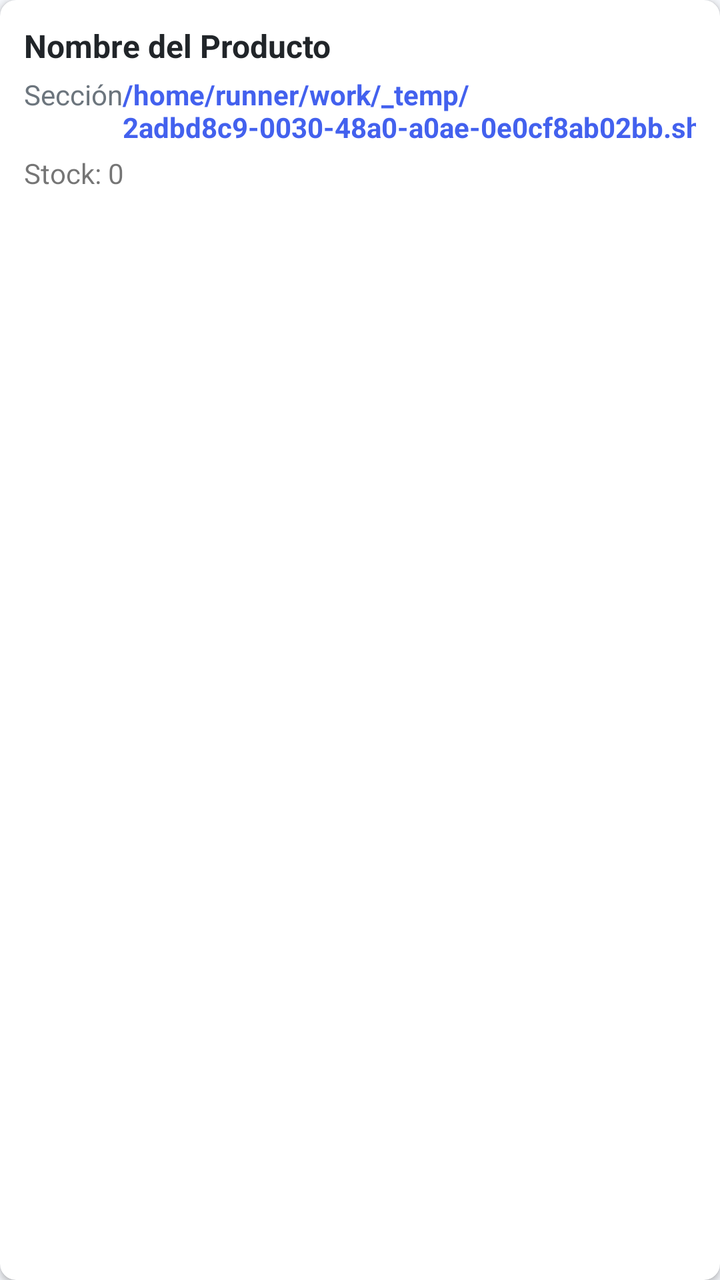
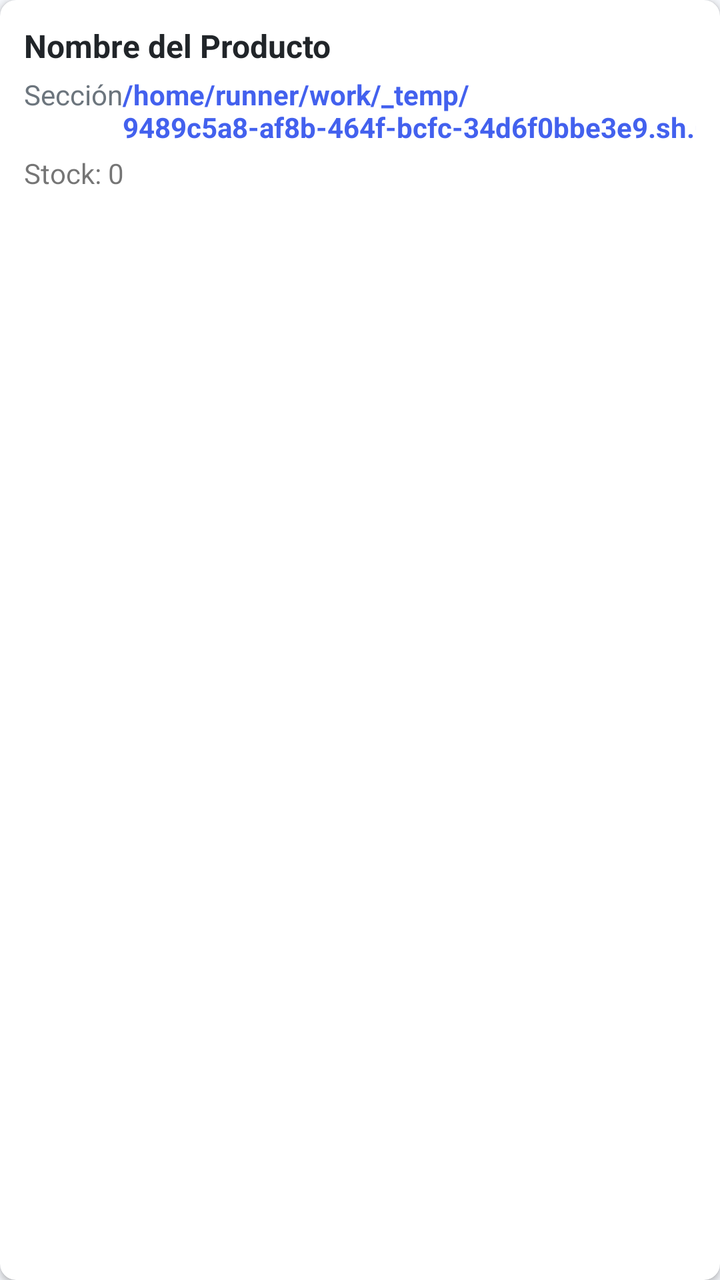

Before-and-after screenshots of an Android layout around one commit, followed by the original layout XML and the change that was made.
<!-- AndroidManifest.xml: application theme Theme.OmniVentas -->
<!-- res/layout/item_producto.xml -->
<?xml version="1.0" encoding="utf-8"?>
<androidx.cardview.widget.CardView xmlns:android="http://schemas.android.com/apk/res/android"
    xmlns:app="http://schemas.android.com/apk/res-auto"
    android:layout_width="match_parent"
    android:layout_height="wrap_content"
    android:layout_marginBottom="8dp"
    app:cardCornerRadius="8dp"
    app:cardElevation="2dp">
    <LinearLayout
        android:layout_width="match_parent"
        android:layout_height="wrap_content"
        android:orientation="vertical"
        android:padding="12dp">
        <TextView
            android:id="@+id/tv_nombre"
            android:layout_width="match_parent"
            android:layout_height="wrap_content"
            android:text="Nombre del Producto"
            android:textSize="16sp"
            android:textStyle="bold"
            android:textColor="@color/dark" />
        <LinearLayout
            android:layout_width="match_parent"
            android:layout_height="wrap_content"
            android:orientation="horizontal"
            android:layout_marginTop="4dp">
            <TextView
                android:id="@+id/tv_seccion"
                android:layout_width="0dp"
                android:layout_height="wrap_content"
                android:layout_weight="1"
                android:text="Sección"
                android:textSize="14sp"
                android:textColor="@color/gray" />
            <TextView
                android:id="@+id/tv_precio"
                android:layout_width="wrap_content"
                android:layout_height="wrap_content"
                android:text="/home/runner/work/_temp/2adbd8c9-0030-48a0-a0ae-0e0cf8ab02bb.sh.00"
                android:textSize="14sp"
                android:textColor="@color/primary"
                android:textStyle="bold" />
        </LinearLayout>
        <TextView
            android:id="@+id/tv_stock"
            android:layout_width="wrap_content"
            android:layout_height="wrap_content"
            android:text="Stock: 0"
            android:textSize="14sp"
            android:layout_marginTop="4dp" />
    </LinearLayout>
</androidx.cardview.widget.CardView>
<!-- resources referenced by this layout -->
<resources>
  <color name="dark">#212529</color>
  <color name="gray">#6C757D</color>
  <color name="primary">#4361EE</color>
  <style name="Theme.OmniVentas" parent="Theme.MaterialComponents.DayNight.NoActionBar">
          <item name="colorPrimary">@color/primary</item>
          <item name="colorPrimaryVariant">@color/primary_dark</item>
          <item name="colorOnPrimary">@color/white</item>
          <item name="colorSecondary">@color/secondary</item>
          <item name="colorOnSecondary">@color/white</item>
          <item name="android:statusBarColor">@color/primary</item>
          <item name="android:windowBackground">@color/light_gray</item>
      </style>
  <color name="primary_dark">#3A56D4</color>
  <color name="white">#FFFFFF</color>
  <color name="secondary">#3F37C9</color>
  <color name="light_gray">#F5F7FB</color>
</resources>

<!-- the commit's change to res/layout/item_producto.xml (unified diff, before → after) -->
@@ -36,7 +36,7 @@
                 android:id="@+id/tv_precio"
                 android:layout_width="wrap_content"
                 android:layout_height="wrap_content"
-                android:text="/home/runner/work/_temp/2adbd8c9-0030-48a0-a0ae-0e0cf8ab02bb.sh.00"
+                android:text="/home/runner/work/_temp/9489c5a8-af8b-464f-bcfc-34d6f0bbe3e9.sh.00"
                 android:textSize="14sp"
                 android:textColor="@color/primary"
                 android:textStyle="bold" />
